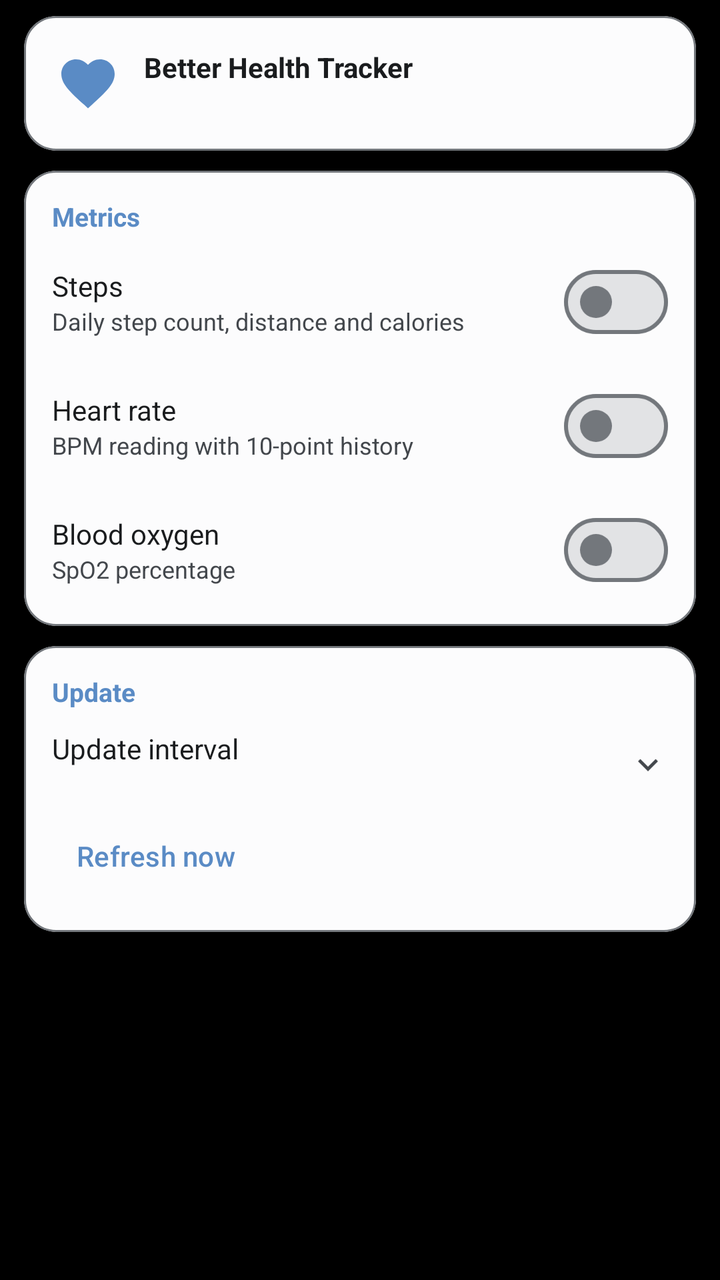
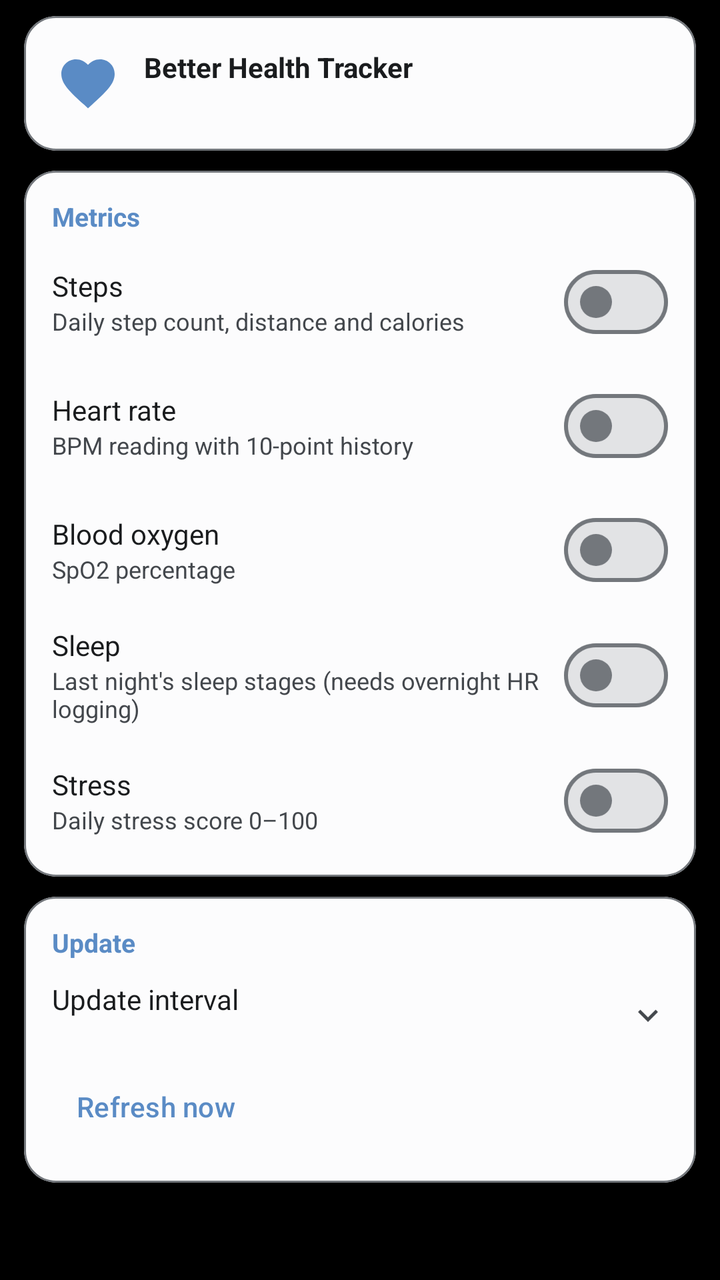

Screens rendered from an Android XML layout before and after an edit, with the pre-edit source and the edit as a unified diff.
<!-- AndroidManifest.xml: application theme Theme.CloX -->
<!-- res/layout/fragment_settings_health.xml -->
<?xml version="1.0" encoding="utf-8"?>
<androidx.core.widget.NestedScrollView
    xmlns:android="http://schemas.android.com/apk/res/android"
    xmlns:app="http://schemas.android.com/apk/res-auto"
    android:layout_width="match_parent"
    android:layout_height="match_parent"
    android:clipToPadding="false"
    android:fillViewport="true">

    <LinearLayout
        android:layout_width="match_parent"
        android:layout_height="wrap_content"
        android:orientation="vertical"
        android:paddingTop="8dp"
        android:paddingBottom="16dp">

        
        <com.google.android.material.card.MaterialCardView
            android:id="@+id/cardBhtStatus"
            android:layout_width="match_parent" android:layout_height="wrap_content"
            android:layout_marginHorizontal="12dp" android:layout_marginBottom="10dp"
            android:clickable="true" android:focusable="true"
            android:foreground="?attr/selectableItemBackground"
            app:cardCornerRadius="16dp" app:cardElevation="0dp"
            app:strokeWidth="1dp" app:strokeColor="?attr/colorOutline"
            app:cardBackgroundColor="?attr/colorSurface">
            <LinearLayout android:layout_width="match_parent" android:layout_height="wrap_content"
                android:orientation="horizontal" android:gravity="center_vertical" android:padding="16dp">
                <ImageView android:layout_width="32dp" android:layout_height="32dp"
                    android:src="@drawable/ic_health"
                    app:tint="?attr/colorPrimary"
                    android:layout_marginEnd="12dp" />
                <LinearLayout android:layout_width="0dp" android:layout_height="wrap_content"
                    android:layout_weight="1" android:orientation="vertical">
                    <TextView android:layout_width="wrap_content" android:layout_height="wrap_content"
                        android:text="@string/health_bht_name"
                        android:textSize="14sp" android:textStyle="bold"
                        android:textColor="?attr/colorOnSurface" />
                    <TextView android:id="@+id/tvBhtStatus"
                        android:layout_width="wrap_content" android:layout_height="wrap_content"
                        android:textSize="12sp" android:textColor="?attr/colorOnSurfaceVariant" />
                </LinearLayout>
                <ImageView android:id="@+id/ivBhtAction"
                    android:layout_width="20dp" android:layout_height="20dp"
                    android:src="@drawable/ic_open_in_new"
                    android:visibility="gone"
                    app:tint="?attr/colorOnSurfaceVariant" />
            </LinearLayout>
        </com.google.android.material.card.MaterialCardView>

        
        <com.google.android.material.card.MaterialCardView
            android:layout_width="match_parent" android:layout_height="wrap_content"
            android:layout_marginHorizontal="12dp" android:layout_marginBottom="10dp"
            app:cardCornerRadius="16dp" app:cardElevation="0dp"
            app:strokeWidth="1dp" app:strokeColor="?attr/colorOutline"
            app:cardBackgroundColor="?attr/colorSurface">
            <LinearLayout android:layout_width="match_parent" android:layout_height="wrap_content"
                android:orientation="vertical" android:padding="14dp">
                <TextView android:layout_width="wrap_content" android:layout_height="wrap_content"
                    android:text="@string/pref_health_category_metrics"
                    android:textSize="13sp" android:textStyle="bold"
                    android:textColor="?attr/colorPrimary" android:layout_marginBottom="10dp" />

                
                <LinearLayout android:layout_width="match_parent" android:layout_height="wrap_content"
                    android:orientation="horizontal" android:gravity="center_vertical">
                    <LinearLayout android:layout_width="0dp" android:layout_height="wrap_content"
                        android:layout_weight="1" android:orientation="vertical">
                        <TextView android:layout_width="wrap_content" android:layout_height="wrap_content"
                            android:text="@string/pref_health_steps_title"
                            android:textSize="14sp" android:textColor="?attr/colorOnSurface" />
                        <TextView android:id="@+id/tvStepsSummary"
                            android:layout_width="wrap_content" android:layout_height="wrap_content"
                            android:text="@string/pref_health_steps_summary"
                            android:textSize="12sp" android:textColor="?attr/colorOnSurfaceVariant" />
                    </LinearLayout>
                    <com.google.android.material.materialswitch.MaterialSwitch
                        android:id="@+id/switchSteps"
                        android:layout_width="wrap_content" android:layout_height="wrap_content" />
                </LinearLayout>

                
                <LinearLayout android:id="@+id/rowInstantSteps"
                    android:layout_width="match_parent" android:layout_height="wrap_content"
                    android:orientation="horizontal" android:gravity="center_vertical"
                    android:layout_marginTop="14dp" android:visibility="gone">
                    <LinearLayout android:layout_width="0dp" android:layout_height="wrap_content"
                        android:layout_weight="1" android:orientation="vertical">
                        <TextView android:layout_width="wrap_content" android:layout_height="wrap_content"
                            android:text="@string/pref_health_instant_steps_title"
                            android:textSize="14sp" android:textColor="?attr/colorOnSurface" />
                        <TextView android:layout_width="wrap_content" android:layout_height="wrap_content"
                            android:text="@string/pref_health_instant_steps_summary"
                            android:textSize="12sp" android:textColor="?attr/colorOnSurfaceVariant" />
                    </LinearLayout>
                    <com.google.android.material.materialswitch.MaterialSwitch
                        android:id="@+id/switchInstantSteps"
                        android:layout_width="wrap_content" android:layout_height="wrap_content" />
                </LinearLayout>

                
                <LinearLayout android:layout_width="match_parent" android:layout_height="wrap_content"
                    android:orientation="horizontal" android:gravity="center_vertical"
                    android:layout_marginTop="14dp">
                    <LinearLayout android:layout_width="0dp" android:layout_height="wrap_content"
                        android:layout_weight="1" android:orientation="vertical">
                        <TextView android:layout_width="wrap_content" android:layout_height="wrap_content"
                            android:text="@string/pref_health_hr_title"
                            android:textSize="14sp" android:textColor="?attr/colorOnSurface" />
                        <TextView android:id="@+id/tvHrSummary"
                            android:layout_width="wrap_content" android:layout_height="wrap_content"
                            android:text="@string/pref_health_hr_summary"
                            android:textSize="12sp" android:textColor="?attr/colorOnSurfaceVariant" />
                    </LinearLayout>
                    <com.google.android.material.materialswitch.MaterialSwitch
                        android:id="@+id/switchHr"
                        android:layout_width="wrap_content" android:layout_height="wrap_content" />
                </LinearLayout>

                
                <LinearLayout android:layout_width="match_parent" android:layout_height="wrap_content"
                    android:orientation="horizontal" android:gravity="center_vertical"
                    android:layout_marginTop="14dp">
                    <LinearLayout android:layout_width="0dp" android:layout_height="wrap_content"
                        android:layout_weight="1" android:orientation="vertical">
                        <TextView android:layout_width="wrap_content" android:layout_height="wrap_content"
                            android:text="@string/pref_health_spo2_title"
                            android:textSize="14sp" android:textColor="?attr/colorOnSurface" />
                        <TextView android:id="@+id/tvSpo2Summary"
                            android:layout_width="wrap_content" android:layout_height="wrap_content"
                            android:text="@string/pref_health_spo2_summary"
                            android:textSize="12sp" android:textColor="?attr/colorOnSurfaceVariant" />
                    </LinearLayout>
                    <com.google.android.material.materialswitch.MaterialSwitch
                        android:id="@+id/switchSpo2"
                        android:layout_width="wrap_content" android:layout_height="wrap_content" />
                </LinearLayout>

                
                <LinearLayout android:id="@+id/rowInstantHrSpo2"
                    android:layout_width="match_parent" android:layout_height="wrap_content"
                    android:orientation="horizontal" android:gravity="center_vertical"
                    android:layout_marginTop="14dp" android:visibility="gone">
                    <LinearLayout android:layout_width="0dp" android:layout_height="wrap_content"
                        android:layout_weight="1" android:orientation="vertical">
                        <TextView android:layout_width="wrap_content" android:layout_height="wrap_content"
                            android:text="@string/pref_health_instant_title"
                            android:textSize="14sp" android:textColor="?attr/colorOnSurface" />
                        <TextView android:layout_width="wrap_content" android:layout_height="wrap_content"
                            android:text="@string/pref_health_instant_summary"
                            android:textSize="12sp" android:textColor="?attr/colorOnSurfaceVariant" />
                    </LinearLayout>
                    <com.google.android.material.materialswitch.MaterialSwitch
                        android:id="@+id/switchInstantHrSpo2"
                        android:layout_width="wrap_content" android:layout_height="wrap_content" />
                </LinearLayout>

            </LinearLayout>
        </com.google.android.material.card.MaterialCardView>

        
        <com.google.android.material.card.MaterialCardView
            android:layout_width="match_parent" android:layout_height="wrap_content"
            android:layout_marginHorizontal="12dp" android:layout_marginBottom="10dp"
            app:cardCornerRadius="16dp" app:cardElevation="0dp"
            app:strokeWidth="1dp" app:strokeColor="?attr/colorOutline"
            app:cardBackgroundColor="?attr/colorSurface">
            <LinearLayout android:layout_width="match_parent" android:layout_height="wrap_content"
                android:orientation="vertical" android:padding="14dp">
                <TextView android:layout_width="wrap_content" android:layout_height="wrap_content"
                    android:text="@string/pref_health_category_update"
                    android:textSize="13sp" android:textStyle="bold"
                    android:textColor="?attr/colorPrimary" android:layout_marginBottom="10dp" />

                <LinearLayout android:id="@+id/rowHealthInterval"
                    android:layout_width="match_parent" android:layout_height="wrap_content"
                    android:orientation="horizontal" android:gravity="center_vertical"
                    android:clickable="true" android:focusable="true"
                    android:background="?attr/selectableItemBackground">
                    <LinearLayout android:layout_width="0dp" android:layout_height="wrap_content"
                        android:layout_weight="1" android:orientation="vertical">
                        <TextView android:layout_width="wrap_content" android:layout_height="wrap_content"
                            android:text="@string/pref_health_interval_title"
                            android:textSize="14sp" android:textColor="?attr/colorOnSurface" />
                        <TextView android:id="@+id/tvHealthInterval"
                            android:layout_width="wrap_content" android:layout_height="wrap_content"
                            android:textSize="12sp" android:textColor="?attr/colorOnSurfaceVariant" />
                    </LinearLayout>
                    <ImageView android:layout_width="20dp" android:layout_height="20dp"
                        android:src="@drawable/ic_expand_more" app:tint="?attr/colorOnSurfaceVariant" />
                </LinearLayout>

                <com.google.android.material.button.MaterialButton
                    android:id="@+id/btnRefreshHealth"
                    style="@style/Widget.Material3.Button.TextButton"
                    android:layout_width="wrap_content" android:layout_height="wrap_content"
                    android:layout_marginTop="4dp"
                    android:text="@string/pref_health_refresh_title" />

            </LinearLayout>
        </com.google.android.material.card.MaterialCardView>

    </LinearLayout>
</androidx.core.widget.NestedScrollView>
<!-- resources referenced by this layout -->
<resources>
  <!-- drawable ic_expand_more (drawable) -->
  <?xml version="1.0" encoding="utf-8"?>
  <vector xmlns:android="http://schemas.android.com/apk/res/android"
      android:width="24dp" android:height="24dp"
      android:viewportWidth="24" android:viewportHeight="24"
      android:tint="?attr/colorControlNormal">
      <path android:fillColor="@android:color/white"
          android:pathData="M16.59,8.59L12,13.17 7.41,8.59 6,10l6,6 6,-6 -1.41,-1.41z"/>
  </vector>
  <!-- drawable ic_open_in_new (drawable) -->
  <?xml version="1.0" encoding="utf-8"?>
  <vector xmlns:android="http://schemas.android.com/apk/res/android"
      android:width="24dp" android:height="24dp"
      android:viewportWidth="24" android:viewportHeight="24"
      android:tint="?attr/colorControlNormal">
      <path android:fillColor="@android:color/white"
          android:pathData="M19,19H5V5h7V3H5C3.89,3 3,3.9 3,5v14c0,1.1 0.89,2 2,2h14c1.1,0 2,-0.9 2,-2v-7h-2v7zM14,3v2h3.59l-9.83,9.83 1.41,1.41L19,6.41V10h2V3h-7z"/>
  </vector>
  <string name="health_bht_name">Better Health Tracker</string>
  <string name="pref_health_category_metrics">Metrics</string>
  <string name="pref_health_category_update">Update</string>
  <string name="pref_health_hr_summary">BPM reading with 10-point history</string>
  <string name="pref_health_hr_title">Heart rate</string>
  <string name="pref_health_instant_steps_summary">Read sensor directly instead of background log (may be less accurate)</string>
  <string name="pref_health_instant_steps_title">Instant step count</string>
  <string name="pref_health_instant_summary">Trigger real-time sensor read for heart rate and SpO2; takes longer but reflects current value</string>
  <string name="pref_health_instant_title">Instant measurement</string>
  <string name="pref_health_interval_title">Update interval</string>
  <string name="pref_health_refresh_title">Refresh now</string>
  <string name="pref_health_spo2_summary">SpO2 percentage</string>
  <string name="pref_health_spo2_title">Blood oxygen</string>
  <string name="pref_health_steps_summary">Daily step count, distance and calories</string>
  <string name="pref_health_steps_title">Steps</string>
  <style name="Theme.CloX" parent="Base.Theme.CloX">
          <item name="android:windowBackground">@android:color/black</item>
          <item name="android:windowAnimationStyle">@null</item>
      </style>
  <color name="brand_500">#5A8BC5</color>
  <color name="brand_on_accent_light">#FFFFFF</color>
  <color name="brand_container_light">#D6E6F5</color>
  <color name="brand_on_container_light">#0F2B44</color>
  <color name="brand_300">#82ABD0</color>
  <color name="m3_background">#FCFCFD</color>
  <color name="m3_surface">#FCFCFD</color>
  <color name="m3_on_surface">#1A1C1E</color>
  <color name="m3_surface_variant">#E1E2E6</color>
  <color name="m3_on_surface_variant">#43474C</color>
  <color name="m3_surface_container_lowest">#FFFFFF</color>
  <color name="m3_surface_container_low">#F4F4F5</color>
  <color name="m3_surface_container">#EEEEF0</color>
  <color name="m3_surface_container_high">#E8E9EB</color>
  <color name="m3_surface_container_highest">#E2E3E5</color>
  <color name="m3_surface_bright">#FCFCFD</color>
  <color name="m3_surface_dim">#DBDBDD</color>
  <color name="m3_inverse_surface">#2F3133</color>
  <color name="m3_inverse_on_surface">#F1F0F2</color>
  <color name="m3_outline">#73777C</color>
  <color name="m3_outline_variant">#C3C6CC</color>
  <!-- unchanged entries left out for length: 2 -->
</resources>

<!-- the commit's change to res/layout/fragment_settings_health.xml (unified diff, before → after) -->
@@ -138,6 +138,44 @@
                 </LinearLayout>
 
                 
+                <LinearLayout android:layout_width="match_parent" android:layout_height="wrap_content"
+                    android:orientation="horizontal" android:gravity="center_vertical"
+                    android:layout_marginTop="14dp">
+                    <LinearLayout android:layout_width="0dp" android:layout_height="wrap_content"
+                        android:layout_weight="1" android:orientation="vertical">
+                        <TextView android:layout_width="wrap_content" android:layout_height="wrap_content"
+                            android:text="@string/pref_health_sleep_title"
+                            android:textSize="14sp" android:textColor="?attr/colorOnSurface" />
+                        <TextView android:id="@+id/tvSleepSummary"
+                            android:layout_width="wrap_content" android:layout_height="wrap_content"
+                            android:text="@string/pref_health_sleep_summary"
+                            android:textSize="12sp" android:textColor="?attr/colorOnSurfaceVariant" />
+                    </LinearLayout>
+                    <com.google.android.material.materialswitch.MaterialSwitch
+                        android:id="@+id/switchSleep"
+                        android:layout_width="wrap_content" android:layout_height="wrap_content" />
+                </LinearLayout>
+
+                
+                <LinearLayout android:layout_width="match_parent" android:layout_height="wrap_content"
+                    android:orientation="horizontal" android:gravity="center_vertical"
+                    android:layout_marginTop="14dp">
+                    <LinearLayout android:layout_width="0dp" android:layout_height="wrap_content"
+                        android:layout_weight="1" android:orientation="vertical">
+                        <TextView android:layout_width="wrap_content" android:layout_height="wrap_content"
+                            android:text="@string/pref_health_stress_title"
+                            android:textSize="14sp" android:textColor="?attr/colorOnSurface" />
+                        <TextView android:id="@+id/tvStressSummary"
+                            android:layout_width="wrap_content" android:layout_height="wrap_content"
+                            android:text="@string/pref_health_stress_summary"
+                            android:textSize="12sp" android:textColor="?attr/colorOnSurfaceVariant" />
+                    </LinearLayout>
+                    <com.google.android.material.materialswitch.MaterialSwitch
+                        android:id="@+id/switchStress"
+                        android:layout_width="wrap_content" android:layout_height="wrap_content" />
+                </LinearLayout>
+
+                
                 <LinearLayout android:id="@+id/rowInstantHrSpo2"
                     android:layout_width="match_parent" android:layout_height="wrap_content"
                     android:orientation="horizontal" android:gravity="center_vertical"
<!-- resource entries referenced after the edit -->
@@ -29,10 +29,14 @@
   <string name="pref_health_instant_title">Instant measurement</string>
   <string name="pref_health_interval_title">Update interval</string>
   <string name="pref_health_refresh_title">Refresh now</string>
+  <string name="pref_health_sleep_summary">Last night\'s sleep stages (needs overnight HR logging)</string>
+  <string name="pref_health_sleep_title">Sleep</string>
   <string name="pref_health_spo2_summary">SpO2 percentage</string>
   <string name="pref_health_spo2_title">Blood oxygen</string>
   <string name="pref_health_steps_summary">Daily step count, distance and calories</string>
   <string name="pref_health_steps_title">Steps</string>
+  <string name="pref_health_stress_summary">Daily stress score 0–100</string>
+  <string name="pref_health_stress_title">Stress</string>
   <style name="Theme.CloX" parent="Base.Theme.CloX">
           <item name="android:windowBackground">@android:color/black</item>
           <item name="android:windowAnimationStyle">@null</item>
